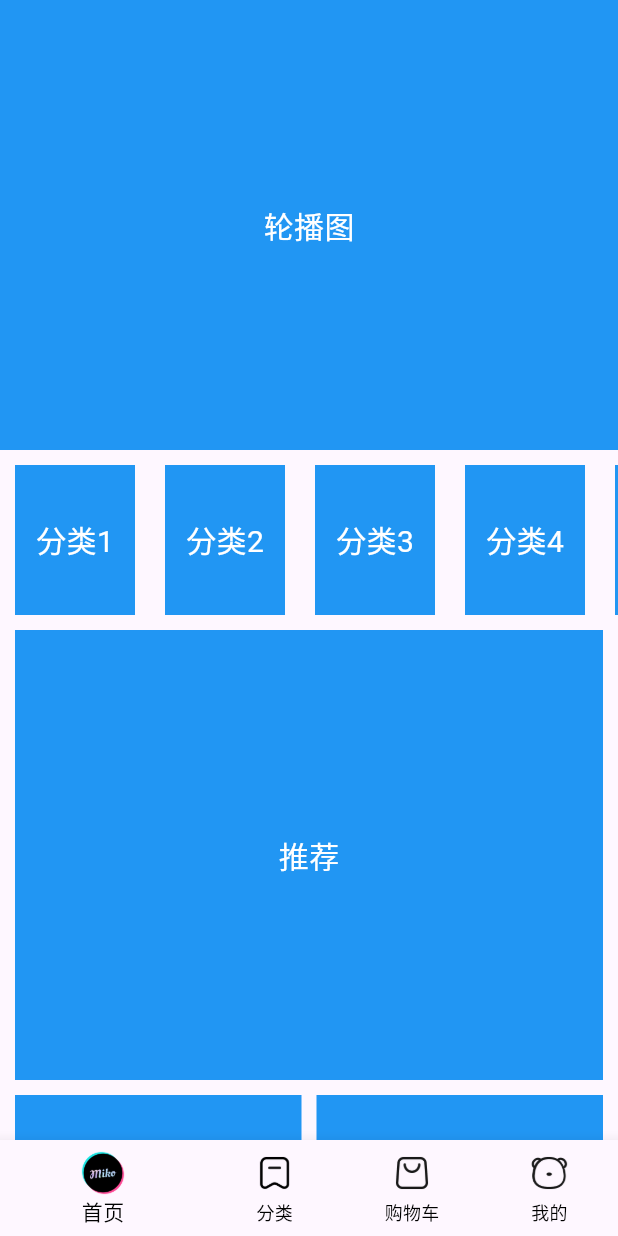
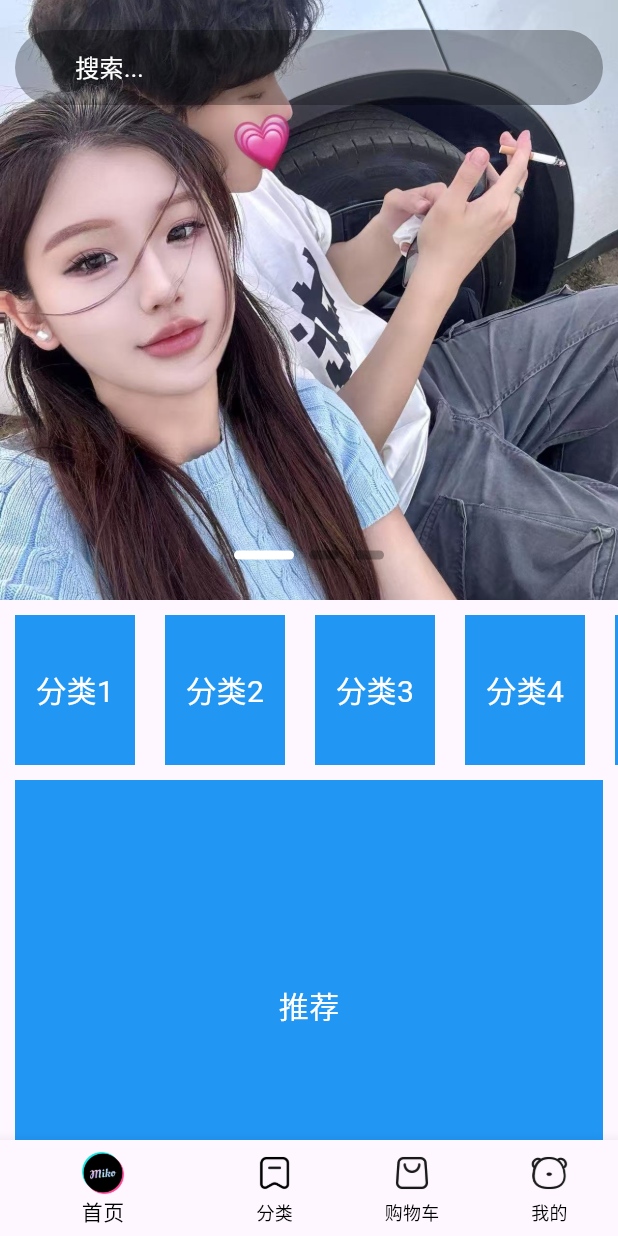
Before and after one commit to heima-A/gb_shop, a Flutter app: the screen it shows after launch, on a phone screen of 412 x 824 dp. Run offline on Flutter 3.47's test engine with Material 3 defaults, Android fonts, the phone set to English and light mode, and no system bars; drawn by our look-alikes of carousel_slider.

Commit message:
轮播图的搜索框和指示灯导航

```diff
--- a/lib/components/Home/GbSlider.dart
+++ b/lib/components/Home/GbSlider.dart
@@ -1,20 +1,130 @@
+import 'package:carousel_slider/carousel_slider.dart';
 import 'package:flutter/material.dart';
+import 'package:gb_shop/viewmodels/home.dart';
 
 class Gbslider extends StatefulWidget {
-  Gbslider({Key? key}) : super(key: key);
+  final List<BannerItem> bannerList;
+  Gbslider({Key? key,required this.bannerList}) : super(key: key);
 
   @override
   _GbsliderState createState() => _GbsliderState();
 }
 
 class _GbsliderState extends State<Gbslider> {
+  CarouselSliderController _controller = CarouselSliderController(); //控制轮播图跳转的控制器
+  int _currentIndex = 0; //当前轮播图的索引
+    Widget _getSlider(){
+    //在Flutter中获取屏幕宽度
+    final double screenWidth = MediaQuery.of(context).size.width;
+    //返回轮播图插件
+    return CarouselSlider(
+      //切换事件 需要先定义一个carouseController对象然后绑定给他完成绑定事件
+      carouselController: _controller,
+      items: List.generate(widget.bannerList.length, (int index){
+      // 如果是网络图片 需要使用Image.Network
+      return Image.asset(
+      widget.bannerList[index].imageUrl!,
+      fit: BoxFit.cover,
+      width: screenWidth,
+      );
+    }), options: CarouselOptions(
+      //切换事件
+      onPageChanged: (int index, reason){
+        _currentIndex = index;
+        setState(() {
+
+        });
+      } ,
+      height: 400,
+      //设置轮播图的宽度为屏幕比例
+      viewportFraction: 1.0,
+      //自动播放
+      autoPlay: true,
+      //设置自动播放的间隔
+      autoPlayInterval: Duration(seconds: 2),
+    ));
+  }
+  //搜索框设置
+  Widget _getSearch(){
+    return  Positioned(
+      top: 10,
+      left: 0,
+      right: 0,
+      child:Padding(
+        //设置搜索框整个页面的边距
+      padding: EdgeInsets.all(10),
+      child: Container(
+        //设置搜索框内边距
+      padding: EdgeInsets.symmetric(horizontal: 40),
+      height: 50,
+      alignment: Alignment.centerLeft,
+      //设置搜索框底部颜色
+      decoration: BoxDecoration(
+        color: const Color.fromRGBO(0, 0, 0, 0.3),
+        //设置圆角
+        borderRadius: BorderRadius.circular(25)
+      ),
+      child: Text(
+        '搜索...',
+        style: TextStyle(fontSize: 16,color: Colors.white),
+      ),
+    )));
+
+
+  }
+  Widget _getDots(){
+    return Positioned(
+      left: 0,
+      right: 0,
+      bottom: 10,
+      //SizeBox不用设背景颜色
+      child: SizedBox(
+        height: 40,
+        width: double.infinity, //设置宽度无穷大
+        child: Row(
+          mainAxisAlignment: MainAxisAlignment.center, //主轴居中
+          children: List.generate(widget.bannerList.length, (int index){
+            return GestureDetector(
+              onTap: () {
+                _controller.jumpToPage(index);
+              },
+              //AnimatedContainer底部滚轮滑动组件
+              child: AnimatedContainer(
+                //控制底部滚轮动画时间
+              duration: Duration(microseconds: 300),
+              height: 6,
+              width: index == _currentIndex ? 40 : 20,
+              margin: EdgeInsets.symmetric(horizontal: 5),
+              decoration: BoxDecoration(
+                color: index == _currentIndex ?
+                 Colors.white :
+                 //设置黑色的透明色
+                 Color.fromRGBO(0, 0, 0, 0.3),
+                 //设置圆角
+                borderRadius: BorderRadius.circular(3),
+              ),
+            ));
+
+          }),
+        ),
+        ));
+  }
+
   @override
   Widget build(BuildContext context) {
-    return Container(
-      alignment: Alignment.center,
-      height: 300,
-      color: Colors.blue,
-       child: Text('轮播图',style: TextStyle(fontSize: 20,color: Colors.white),),
+    //Stack -> 轮播图 搜索框 指示灯导航
+    return Stack(
+      children: [
+        _getSlider(),
+        _getSearch(),
+        _getDots()
+      ],
     );
+    // return Container(
+    //   alignment: Alignment.center,
+    //   height: 300,
+    //   color: Colors.blue,
+    //    child: Text('轮播图',style: TextStyle(fontSize: 20,color: Colors.white),),
+    // );
   }
 }
--- a/lib/pages/Home/Home.dart
+++ b/lib/pages/Home/Home.dart
@@ -4,6 +4,7 @@ import 'package:gb_shop/components/Home/GbHot.dart';
 import 'package:gb_shop/components/Home/GbMoreList.dart';
 import 'package:gb_shop/components/Home/GbSlider.dart';
 import 'package:gb_shop/components/Home/GbSuggestion.dart';
+import 'package:gb_shop/viewmodels/home.dart';
 
 class HomeView extends StatefulWidget {
   HomeView({Key? key}) : super(key: key);
@@ -13,10 +14,26 @@ class HomeView extends StatefulWidget {
 }
 
 class _HomeViewState extends State<HomeView> {
+  //定义一个列表来存储轮播图的数据
+  final List<BannerItem> _bannerList = [
+    BannerItem(
+      id: "1",
+    imageUrl: "lib/assets/aly1.png"
+    ),
+     BannerItem(
+      id: "2",
+    imageUrl: "lib/assets/4.png"
+    ),
+     BannerItem(
+      id: "3",
+      imageUrl: "lib/assets/aly2.png"
+    ),
+
+  ];
   List<Widget> _getScrollChliderr (){
       return [
         //包裹普通widget的sliver家族的组件
-        SliverToBoxAdapter(child: Gbslider()),
+        SliverToBoxAdapter(child: Gbslider(bannerList: _bannerList)),
         //放置间隔组件
         SliverToBoxAdapter(child: SizedBox(height: 10)),
         //防止分类组件
--- /dev/null
+++ b/lib/viewmodels/home.dart
@@ -0,0 +1,5 @@
+class BannerItem{
+  String ?id;
+  String? imageUrl;
+  BannerItem({required this.id,required this.imageUrl});
+}
--- a/pubspec.yaml
+++ b/pubspec.yaml
@@ -34,6 +34,7 @@ dependencies:
   # The following adds the Cupertino Icons font to your application.
   # Use with the CupertinoIcons class for iOS style icons.
   cupertino_icons: ^1.0.8
+  carousel_slider: ^5.1.1
 
 dev_dependencies:
   flutter_test:
```
Also changed, not shown: lib/assets/aly2.png (added), pubspec.lock.
